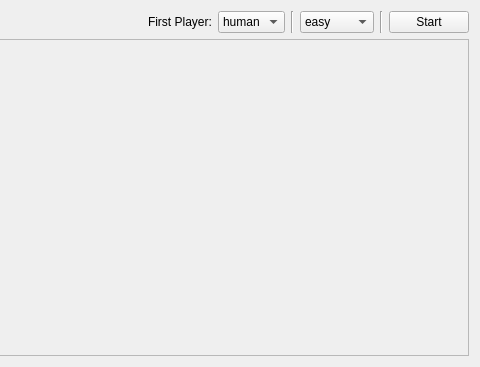
afonsonf/gamingworkout, file gamingWorkout/semaforo/semaforo.ui: the form before one commit; both pictures show x 255 to 735 and y 0 to 367 of the 735 by 367 pixel window.
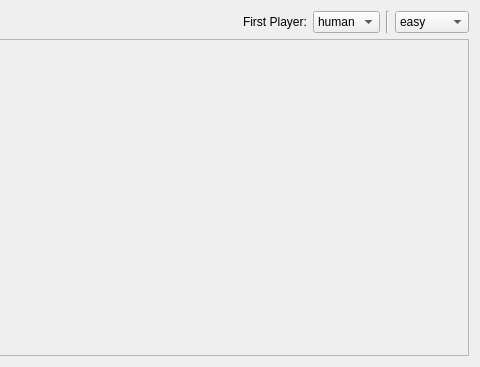
The form after the commit.

Commit message: UI semaforo fix1

What changed in the file:
```diff
--- a/gamingWorkout/semaforo/semaforo.ui
+++ b/gamingWorkout/semaforo/semaforo.ui
@@ -95,20 +95,6 @@
        </item>
       </widget>
      </item>
-     <item>
-      <widget class="Line" name="line">
-       <property name="orientation">
-        <enum>Qt::Vertical</enum>
-       </property>
-      </widget>
-     </item>
-     <item>
-      <widget class="QPushButton" name="pushButton">
-       <property name="text">
-        <string>Start</string>
-       </property>
-      </widget>
-     </item>
     </layout>
    </item>
    <item>
```
The commit also changes 4 other files.
